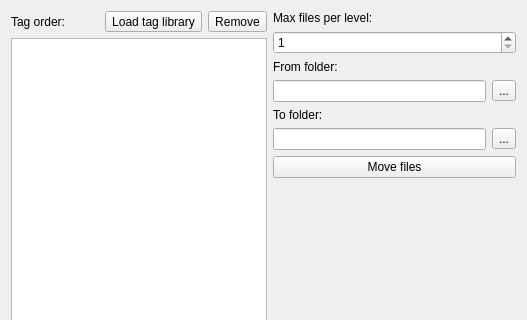
Old version of the form src/ui/tag_sorter.ui in the repository ostr00000/tag-space-tools; both pictures show x 0 to 527 and y 0 to 320 of the 527 by 519 pixel window.
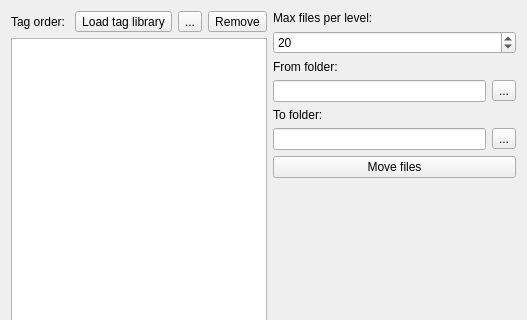
New version of the form. Icons and pictures are not drawn.

What changed in the file:
```diff
--- a/src/ui/tag_sorter.ui
+++ b/src/ui/tag_sorter.ui
@@ -32,7 +32,7 @@
         <number>10000</number>
        </property>
        <property name="value">
-        <number>1</number>
+        <number>20</number>
        </property>
       </widget>
      </item>
@@ -54,6 +54,22 @@
          <property name="text">
           <string>Load tag library</string>
          </property>
+         <property name="icon">
+          <iconset theme="document-open"/>
+         </property>
+         <property name="toolButtonStyle">
+          <enum>Qt::ToolButtonTextBesideIcon</enum>
+         </property>
+        </widget>
+       </item>
+       <item>
+        <widget class="QToolButton" name="saveButton">
+         <property name="text">
+          <string>...</string>
+         </property>
+         <property name="icon">
+          <iconset theme="document-save-as"/>
+         </property>
         </widget>
        </item>
        <item>
```
Left out of the diff: 3 changed lines with no effect on the pictures.
